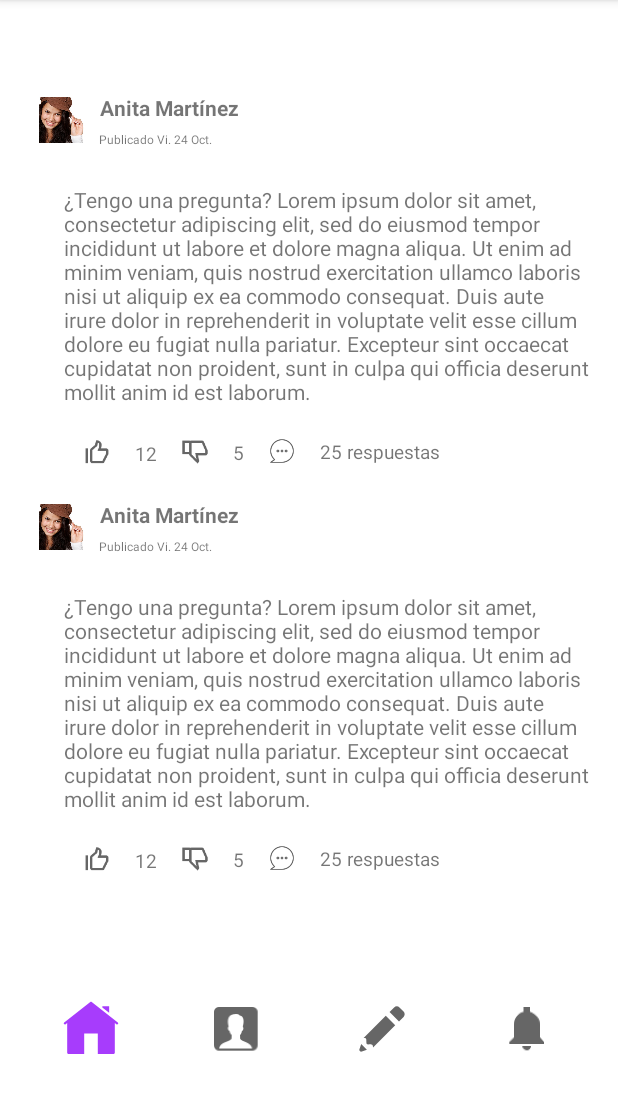
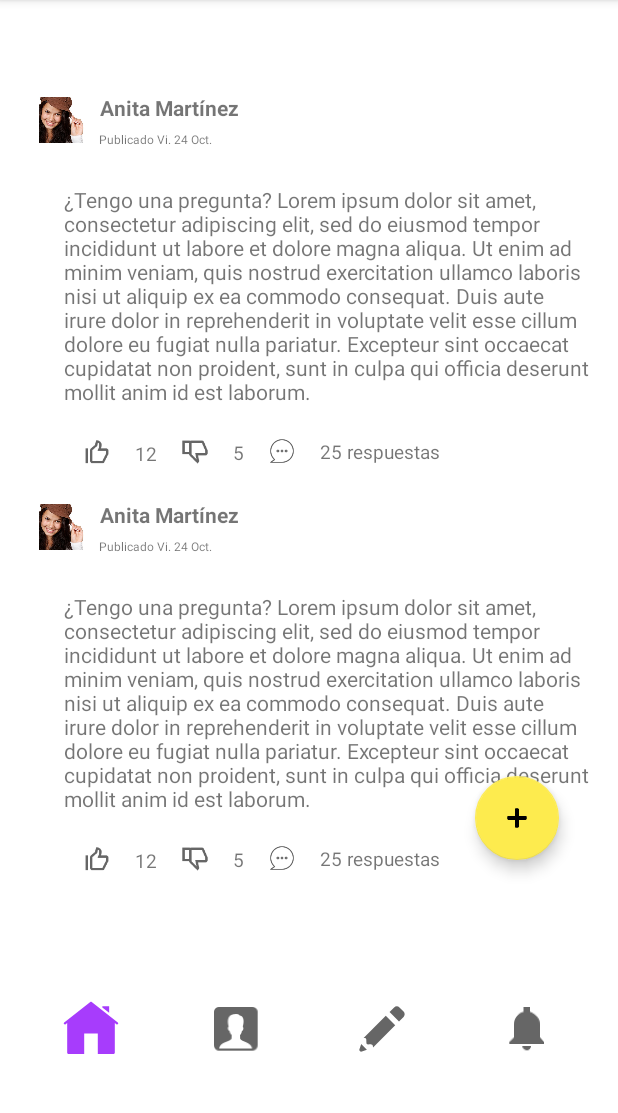
Before and after one commit to JoseAnthGarcia/EzSolving, an Android app: the screen it shows after launch (MainActivity), on a phone screen of 412 x 824 dp, the part 84-1197 px from its top. Run offline under Robolectric (Android 15) with nearby library versions, the phone set to English and light mode, and no system bars.

Commit message:
bot´n flotante

```diff
--- a/app/src/main/AndroidManifest.xml
+++ b/app/src/main/AndroidManifest.xml
@@ -13,10 +13,11 @@
         android:roundIcon="@mipmap/ic_ezsolving_round"
         android:supportsRtl="true"
         android:theme="@style/Theme.EzSolving">
+        <activity android:name=".ComentarioPublicacinActivity"></activity>
+
         <uses-library
             android:name="com.google.android.wearable"
             android:required="true" />
-
         <!--
                Set to true if your app is Standalone, that is, it does not require the handheld
                app to run.
--- a/app/src/main/java/pe/edu/pucp/ezsolving/ComentarioPubliacionActivity.kt
+++ b/app/src/main/java/pe/edu/pucp/ezsolving/ComentarioPublicacinActivity.kt
@@ -3,9 +3,9 @@ package pe.edu.pucp.ezsolving
 import androidx.appcompat.app.AppCompatActivity
 import android.os.Bundle
 
-class ComentarioPubliacionActivity : AppCompatActivity() {
+class ComentarioPublicacinActivity : AppCompatActivity() {
     override fun onCreate(savedInstanceState: Bundle?) {
         super.onCreate(savedInstanceState)
-        setContentView(R.layout.activity_comentario_publiacion)
+        setContentView(R.layout.activity_comentario_publicacin)
     }
 }
--- a/app/src/main/res/layout/activity_main.xml
+++ b/app/src/main/res/layout/activity_main.xml
@@ -7,6 +7,20 @@
     android:layout_height="match_parent"
     tools:context=".MainActivity">
 
+
+    <com.google.android.material.floatingactionbutton.FloatingActionButton
+        android:id="@+id/floatingActionButton4"
+        android:layout_width="wrap_content"
+        android:layout_height="wrap_content"
+        android:clickable="true"
+        app:backgroundTint="#FDEB4E"
+        app:layout_constraintBottom_toBottomOf="@+id/scrollView2"
+        app:layout_constraintEnd_toEndOf="parent"
+        app:layout_constraintHorizontal_bias="0.89"
+        app:layout_constraintStart_toStartOf="parent"
+        app:layout_constraintTop_toTopOf="parent"
+        app:layout_constraintVertical_bias="0.95"
+        app:srcCompat="@mipmap/ic_plus_foreground" />
 
     <ScrollView
         android:id="@+id/scrollView2"
```
Also changed, not shown: app/src/main/res/layout/activity_comentario_publicacin.xml (renamed from app/src/main/res/layout/activity_comentario_publiacion.xml).
